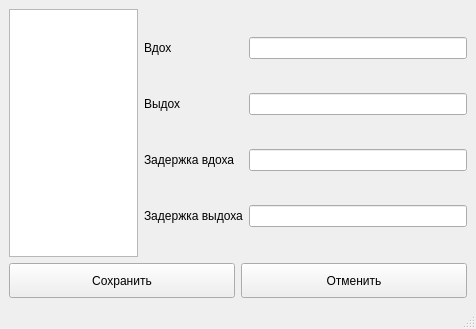
The window that src/SettingsWindow/settings.ui (dvarubla/breathe_trainer) describes before a commit, drawn with Qt 5.
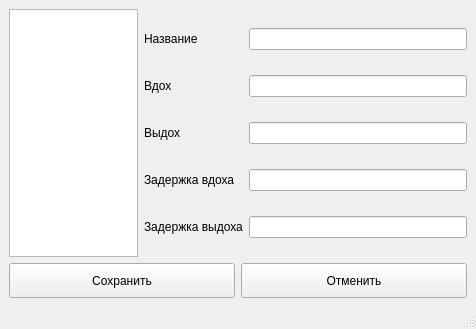
The same window after the commit.

Commit message: Add name field to settings window

The edit to the form file:
```diff
--- a/src/SettingsWindow/settings.ui
+++ b/src/SettingsWindow/settings.ui
@@ -20,45 +20,55 @@
     </item>
     <item row="0" column="1">
      <layout class="QGridLayout" name="gridLayout_2">
-      <item row="1" column="0">
-       <widget class="QLabel" name="label">
+      <item row="4" column="0">
+       <widget class="QLabel" name="label4">
         <property name="text">
-         <string>Выдох</string>
+         <string>Задержка выдоха</string>
         </property>
        </widget>
       </item>
-      <item row="0" column="1">
-       <widget class="QLineEdit" name="inhaleEdit"/>
+      <item row="4" column="1">
+       <widget class="QLineEdit" name="pauseExhaleEdit"/>
       </item>
-      <item row="1" column="1">
+      <item row="2" column="1">
        <widget class="QLineEdit" name="exhaleEdit"/>
       </item>
       <item row="3" column="1">
-       <widget class="QLineEdit" name="pauseExhaleEdit"/>
+       <widget class="QLineEdit" name="pauseInhaleEdit"/>
       </item>
       <item row="3" column="0">
-       <widget class="QLabel" name="label4">
-        <property name="text">
-         <string>Задержка выдоха</string>
-        </property>
-       </widget>
-      </item>
-      <item row="2" column="0">
        <widget class="QLabel" name="label_2">
         <property name="text">
          <string>Задержка вдоха</string>
         </property>
        </widget>
       </item>
-      <item row="0" column="0">
+      <item row="1" column="1">
+       <widget class="QLineEdit" name="inhaleEdit"/>
+      </item>
+      <item row="2" column="0">
+       <widget class="QLabel" name="label">
+        <property name="text">
+         <string>Выдох</string>
+        </property>
+       </widget>
+      </item>
+      <item row="1" column="0">
        <widget class="QLabel" name="label_3">
         <property name="text">
          <string>Вдох</string>
         </property>
        </widget>
       </item>
-      <item row="2" column="1">
-       <widget class="QLineEdit" name="pauseInhaleEdit"/>
+      <item row="0" column="0">
+       <widget class="QLabel" name="label_4">
+        <property name="text">
+         <string>Название</string>
+        </property>
+       </widget>
+      </item>
+      <item row="0" column="1">
+       <widget class="QLineEdit" name="nameEdit"/>
       </item>
      </layout>
     </item>
```
The commit also changes 4 other files.
